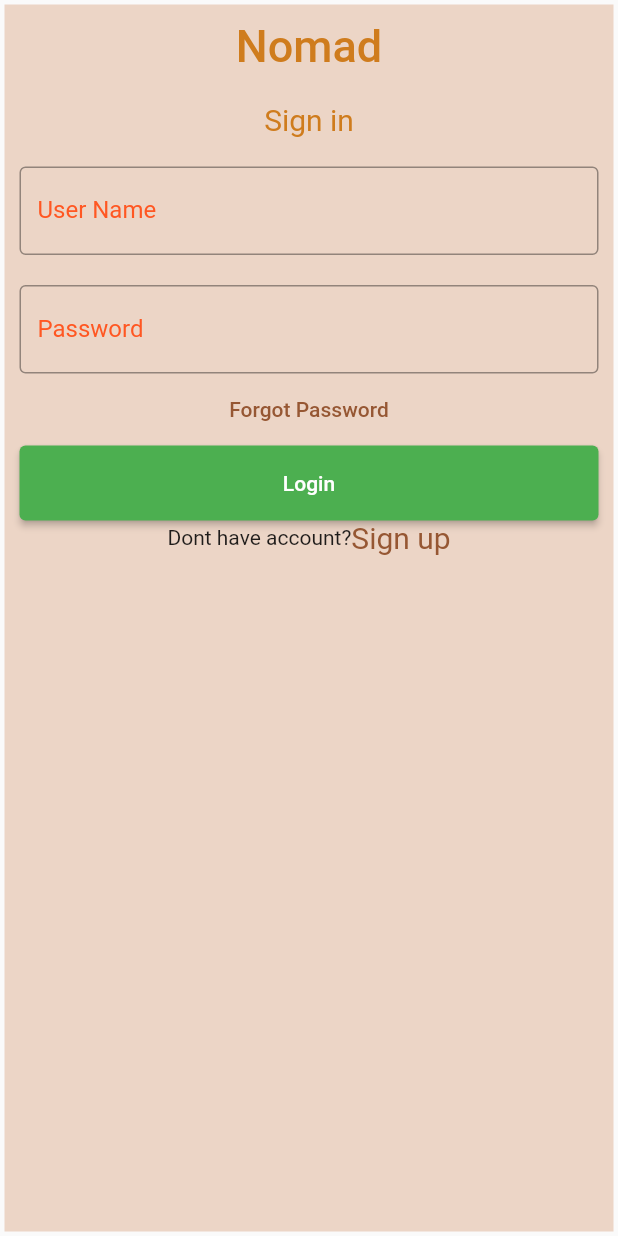
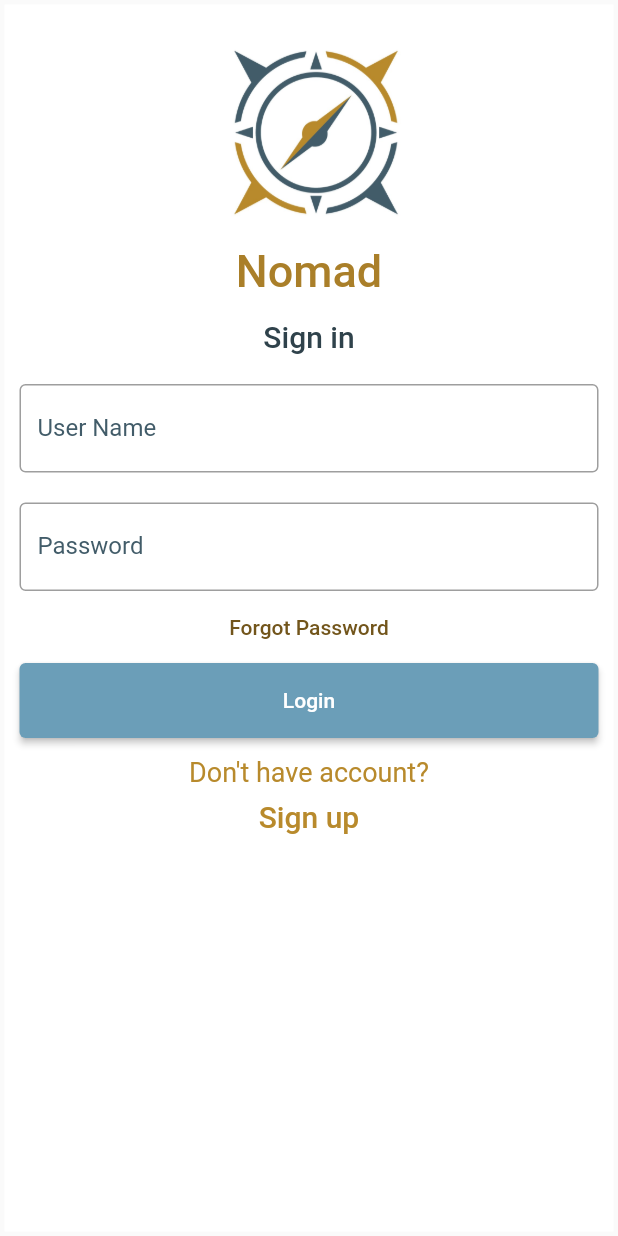
Before and after one commit to YousifT/Nomad_Application, a Flutter app: the MyStatefulWidget screen opened directly, on a phone screen of 412 x 824 dp. Run offline on Flutter 3.47's test engine with Material 2 defaults, Android fonts, the phone set to English and light mode, and no system bars; our stand-ins replace carousel_slider, cloud_firestore, firebase_auth, firebase_core, flutter_rating_bar, flutter_svg and 4 more; missing offline and left inert: comment_box, dart:ffi; accounts and stored records are empty; statements that could not run were skipped.

Commit message:
login page UI

```diff
--- a/nomad/lib/Pages/User_Pages/Login page.dart
+++ b/nomad/lib/Pages/User_Pages/Login page.dart
@@ -23,6 +23,7 @@ class Myloginpage extends StatelessWidget {
       debugShowCheckedModeBanner: false,
       title: _title,
       home: Scaffold(
+        resizeToAvoidBottomInset: true,
         body: const MyStatefulWidget(),
       ),
     );
@@ -98,26 +99,36 @@ class _MyStatefulWidgetState extends State<MyStatefulWidget> {
         padding: const EdgeInsets.all(3),
         child: Container(
           color: Color.fromARGB(
-              255, 236, 213, 198), // Desert-themed background color
+              255, 255, 255, 255), // Desert-themed background color
           child: ListView(
             children: <Widget>[
               Container(
                   alignment: Alignment.center,
                   padding: const EdgeInsets.all(10),
-                  child: const Text(
+                  child: Column(
+                    children: const [
+                      Image(
+                          image: AssetImage("assets/images/nomad.png"),
+                          height: 150,
+                          width: 150),
+                      Text(
                         'Nomad',
                         style: TextStyle(
-                        color: Color.fromARGB(255, 207, 124, 29),
+                            color: Color.fromARGB(255, 170, 127, 41),
                             fontWeight: FontWeight.w500,
                             fontSize: 30),
+                      ),
+                    ],
                   )),
               Container(
                   alignment: Alignment.center,
-                  padding: const EdgeInsets.all(10),
+                  padding: const EdgeInsets.fromLTRB(10, 5, 10, 10),
                   child: const Text(
                     'Sign in',
                     style: TextStyle(
-                        fontSize: 20, color: Color.fromARGB(255, 207, 124, 29)),
+                        fontSize: 20,
+                        color: Color.fromARGB(255, 47, 66, 75),
+                        fontWeight: FontWeight.w500),
                   )),
               Container(
                 padding: const EdgeInsets.all(10),
@@ -126,7 +137,8 @@ class _MyStatefulWidgetState extends State<MyStatefulWidget> {
                   decoration: InputDecoration(
                     border: OutlineInputBorder(),
                     labelText: 'User Name',
-                    labelStyle: TextStyle(color: Colors.deepOrange),
+                    labelStyle:
+                        TextStyle(color: Color.fromARGB(255, 66, 92, 105)),
                   ),
                 ),
               ),
@@ -138,7 +150,8 @@ class _MyStatefulWidgetState extends State<MyStatefulWidget> {
                   decoration: InputDecoration(
                     border: OutlineInputBorder(),
                     labelText: 'Password',
-                    labelStyle: TextStyle(color: Colors.deepOrange),
+                    labelStyle:
+                        TextStyle(color: Color.fromARGB(255, 66, 92, 105)),
                   ),
                 ),
               ),
@@ -148,7 +161,7 @@ class _MyStatefulWidgetState extends State<MyStatefulWidget> {
                 },
                 child: const Text(
                   'Forgot Password',
-                  style: TextStyle(color: Color.fromARGB(255, 150, 87, 51)),
+                  style: TextStyle(color: Color.fromARGB(255, 114, 85, 27)),
                 ),
               ),
               GestureDetector(
@@ -169,25 +182,42 @@ class _MyStatefulWidgetState extends State<MyStatefulWidget> {
                           passwordController.text,
                         );
                       },
-                      style: ElevatedButton.styleFrom(primary: Colors.green),
+                      style: ElevatedButton.styleFrom(
+                          backgroundColor: Color.fromARGB(255, 107, 158, 184)),
                     )),
               ),
-              Row(
-                children: <Widget>[
-                  const Text('Dont have account?'),
-                  GestureDetector(
+              Padding(
+                padding: const EdgeInsets.all(12.0),
+                child: Row(
+                  mainAxisAlignment: MainAxisAlignment.center,
+                  children: [
+                    Column(
+                      children: [
+                        const Text(
+                          'Don\'t have account?',
+                          style: TextStyle(
+                              fontSize: 18,
+                              color: Color.fromARGB(255, 184, 138, 44)),
+                        ),
+                        Padding(
+                          padding: const EdgeInsets.all(8.0),
+                          child: GestureDetector(
                             onTap: opensignupscreen,
                             child: const Text(
                               'Sign up',
                               style: TextStyle(
                                   fontSize: 20,
-                          color: Color.fromARGB(255, 150, 87, 51)),
+                                  fontWeight: FontWeight.w500,
+                                  color: Color.fromARGB(255, 184, 138, 44)),
                             ),
                             //signup button press
                             // switches the screen to Mysignuppage()
+                          ),
                         )
                       ],
-                mainAxisAlignment: MainAxisAlignment.center,
+                    )
+                  ],
+                ),
               )
             ],
           ),
```
Also changed, not shown: nomad/assets/images/nomad.png (added), 2 other files. Lines whose indentation alone changed are shown as unchanged.
